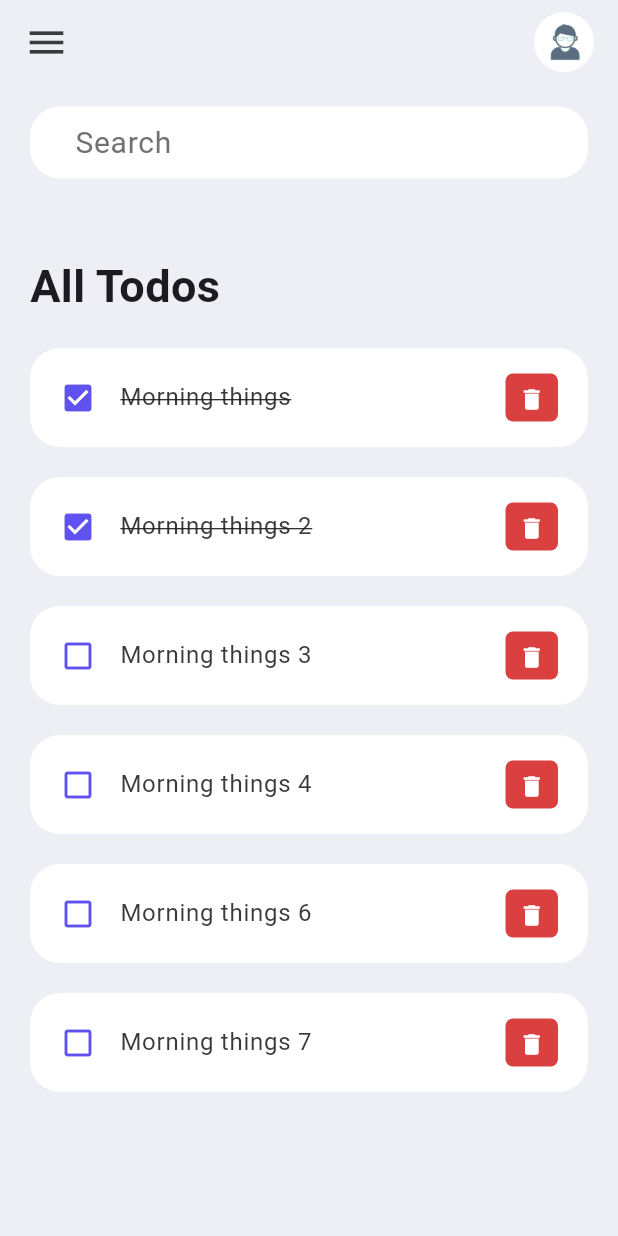
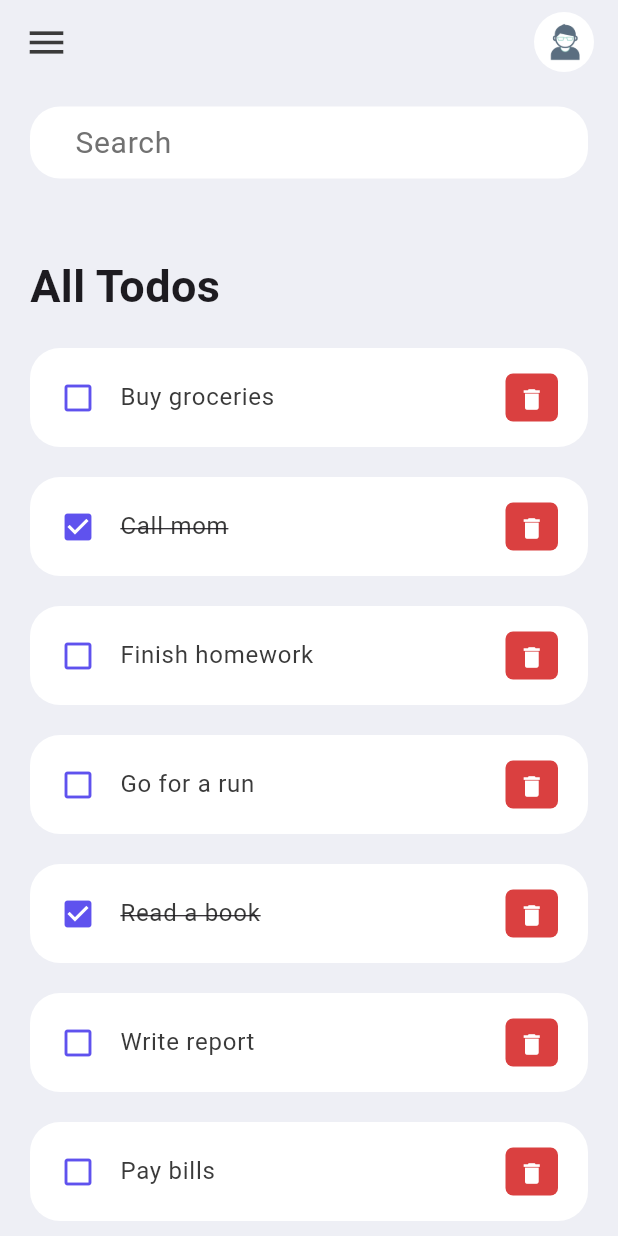
Before and after one commit to SohaibArbiBakcha/ToDo-list-Dart, a Flutter app: the screen it shows after launch, on a phone screen of 412 x 824 dp. Run offline on Flutter 3.47's test engine with Material 3 defaults, Android fonts, the light colour scheme and no system bars.

Commit message:
modify todo data to look like something real

```diff
--- a/lib/model/todo.dart
+++ b/lib/model/todo.dart
@@ -13,23 +13,43 @@ class ToDo {
         // List of sample todos
         ToDo(
             id: '01',
-            todoText: 'Morning things',
-            isDone: true), // Sample todo with id, text, and marked as done
+            todoText: 'Buy groceries',
+            isDone: false), // Sample todo: Buy groceries, not done yet
         ToDo(
             id: '02',
-            todoText: 'Morning things 2',
-            isDone: true), // Sample todo with id, text, and marked as done
+            todoText: 'Call mom',
+            isDone: true), // Sample todo: Call mom, already done
         ToDo(
             id: '03',
-            todoText: 'Morning things 3'), // Sample todo with id and text
+            todoText: 'Finish homework',
+            isDone: false), // Sample todo: Finish homework, not done yet
         ToDo(
             id: '04',
-            todoText: 'Morning things 4'), // Sample todo with id and text
+            todoText: 'Go for a run',
+            isDone: false), // Sample todo: Go for a run, not done yet
+        ToDo(
+            id: '05',
+            todoText: 'Read a book',
+            isDone: true), // Sample todo: Read a book, already done
         ToDo(
             id: '06',
-            todoText: 'Morning things 6'), // Sample todo with id and text
+            todoText: 'Write report',
+            isDone: false), // Sample todo: Write report, not done yet
         ToDo(
             id: '07',
-            todoText: 'Morning things 7'), // Sample todo with id and text
+            todoText: 'Pay bills',
+            isDone: false), // Sample todo: Pay bills, not done yet
+        ToDo(
+            id: '08',
+            todoText: 'Attend meeting',
+            isDone: true), // Sample todo: Attend meeting, already done
+        ToDo(
+            id: '09',
+            todoText: 'Clean the house',
+            isDone: false), // Sample todo: Clean the house, not done yet
+        ToDo(
+            id: '10',
+            todoText: 'Watch movie',
+            isDone: false), // Sample todo: Watch movie, not done yet
       ];
 }
--- a/lib/screens/home.dart
+++ b/lib/screens/home.dart
@@ -1,4 +1,4 @@
-// ignore_for_file: prefer_const_constructors // Ignore the lint rule for preferring const constructors, prefer_const_constructors
+// ignore_for_file: prefer_const_constructors // Ignore the lint rule for preferring const constructors, prefer_const_constructors, must_be_immutable
 
 import '../model/todo.dart'; // Import the todo model
 import '../constants/colors.dart'; // Import color constants
```
